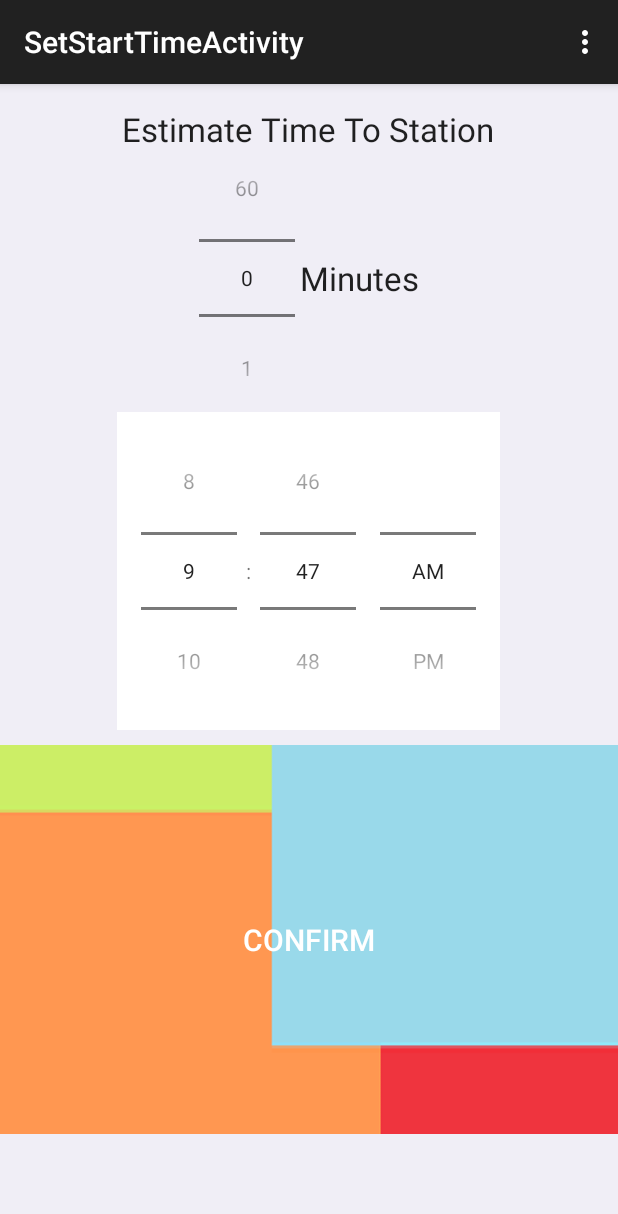
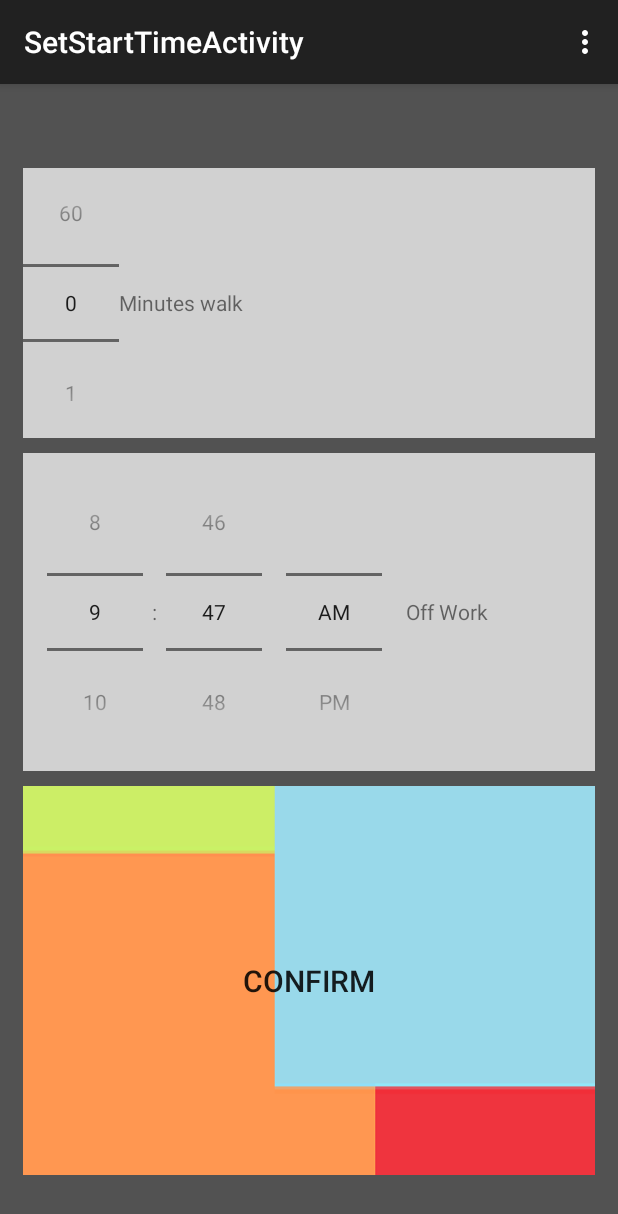
Before and after one commit to yawenl/subway_alert, an Android app: the SetStartTimeActivity screen opened directly, with no data from a screen before it, on a phone screen of 412 x 824 dp. Shown: the top 1214 px of the screen. Run offline under Robolectric (Android 15) with nearby library versions, the phone set to English and light mode, and no system bars.

Commit message:
changed layout of time setting

```diff
--- a/app/src/main/res/layout/activity_set_start_time.xml
+++ b/app/src/main/res/layout/activity_set_start_time.xml
@@ -1,69 +1,70 @@
 <?xml version="1.0" encoding="utf-8"?>
 <LinearLayout xmlns:android="http://schemas.android.com/apk/res/android"
-    android:orientation="vertical" android:layout_width="fill_parent"
+    android:layout_width="fill_parent"
     android:layout_height="fill_parent"
-    android:background="#fff0eef6"
-     >
+    android:orientation="horizontal"
+    android:background="#ff525252"
+    android:paddingLeft="15dp"
+    android:paddingRight="15dp"
+    android:paddingTop="15dp">
+
+    <RelativeLayout
+        android:layout_width="fill_parent"
+        android:layout_height="fill_parent">
 
         <LinearLayout
             android:layout_width="fill_parent"
-            android:layout_height="fill_parent"
+            android:layout_height="wrap_content"
+            android:layout_centerInParent="true"
             android:orientation="vertical">
 
-            <TextView
-                android:layout_width="wrap_content"
+            <LinearLayout
+                android:layout_width="fill_parent"
                 android:layout_height="wrap_content"
-                android:textAppearance="?android:attr/textAppearanceLarge"
-                android:text="Estimate Time To Station"
-                android:id="@+id/ehtwText"
-                android:layout_marginTop="15dp"
-                android:layout_marginBottom="-5dp"
-                android:layout_gravity="center" />
+                android:orientation="horizontal"
+                android:layout_gravity="center_horizontal"
+                android:layout_marginBottom="10dp"
+                android:background="#BBffffff">
 
-            <TableRow
-                android:layout_width="wrap_content"
-                android:layout_height="wrap_content"
-                android:layout_gravity="center" >
                         <NumberPicker
                             android:layout_width="wrap_content"
                             android:layout_height="wrap_content"
                             android:id="@+id/eWorkToStation"
-                    android:layout_gravity="center"
+                            android:layout_gravity="center_horizontal"
                             android:minHeight="50dp"
                             style="@style/MySpinner" />
                         <TextView
                             android:layout_width="wrap_content"
                             android:layout_height="wrap_content"
-                    android:textAppearance="?android:attr/textAppearanceLarge"
-                    android:text="Minutes"
+                            android:text="Minutes walk"
                             android:id="@+id/eWTS"
-                    android:layout_marginLeft="3dp"
                             android:layout_gravity="center_vertical" />
-            </TableRow>
 
-            <TextView
-                android:layout_width="wrap_content"
+            </LinearLayout>
+
+            <LinearLayout
+                android:layout_width="fill_parent"
                 android:layout_height="wrap_content"
-                android:textAppearance="?android:attr/textAppearanceLarge"
-                android:text="Go To Work Time"
-                android:id="@+id/startText"
-                android:layout_gravity="center_horizontal"
-                android:layout_marginBottom="-30dp" />
-
-            <TableRow
-                android:layout_width="wrap_content"
-                android:layout_height="wrap_content"
-                android:layout_gravity="center"
-                android:layout_marginBottom="10dp" >
+                android:orientation="horizontal"
+                android:background="#BBffffff"
+                android:layout_marginBottom="10dp"
+                android:layout_gravity="center_horizontal">
                     <TimePicker
                         android:layout_width="wrap_content"
                         android:layout_height="wrap_content"
                         android:id="@+id/startTimePicker"
                         android:layout_gravity="center_horizontal"
                         android:timePickerMode="spinner"
-                style="@style/MySpinner"
-                android:background="@android:color/white" />
-            </TableRow>
+                        style="@style/MySpinner" />
+                <TextView
+                    android:layout_width="wrap_content"
+                    android:layout_height="wrap_content"
+                    android:text="Off Work"
+                    android:id="@+id/eWTS"
+                    android:layout_gravity="center_vertical" />
+
+            </LinearLayout>
+
     <Button
                 android:layout_width="fill_parent"
                 android:layout_height="wrap_content"
@@ -73,9 +74,9 @@
                 android:clickable="true"
                 android:onClick="SendTime"
                 android:nestedScrollingEnabled="false"
-                android:layout_gravity="center_vertical|bottom"
-                android:background="@drawable/bar"
-                android:textColor="@android:color/white" />
+                android:background="@drawable/bar" />
 
     </LinearLayout>
+</RelativeLayout>
+
 </LinearLayout>
```
Lines whose indentation alone changed are shown as unchanged.
